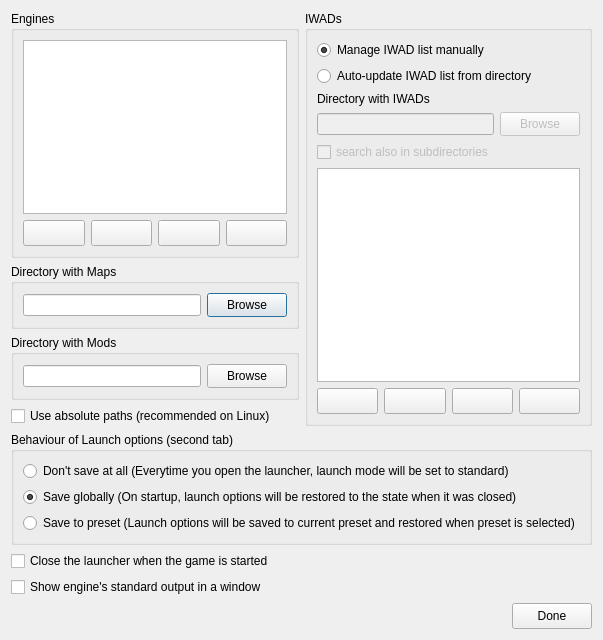
Before: the Qt Designer form Forms/SetupDialog.ui in Youda008/DoomRunner, drawn with Qt 5.
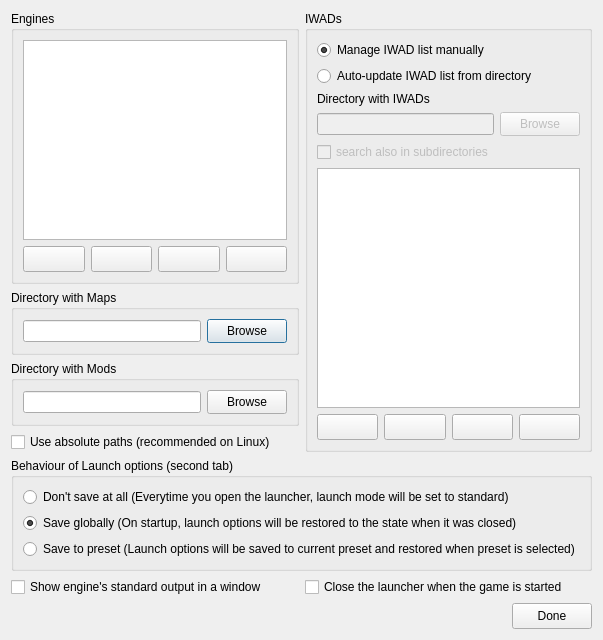
After: the same form once the commit is applied. Icons and pictures are not drawn. Custom widgets are drawn as their Qt base class.

What changed in the file:
```diff
--- a/Forms/SetupDialog.ui
+++ b/Forms/SetupDialog.ui
@@ -448,18 +448,22 @@
     </widget>
    </item>
    <item>
-    <widget class="QCheckBox" name="closeOnLaunchChkBox">
-     <property name="text">
-      <string>Close the launcher when the game is started</string>
-     </property>
-    </widget>
-   </item>
+    <layout class="QHBoxLayout" name="horizontalLayout_7">
    <item>
     <widget class="QCheckBox" name="showEngineOutputChkBox">
      <property name="text">
       <string>Show engine's standard output in a window</string>
      </property>
     </widget>
+     </item>
+     <item>
+      <widget class="QCheckBox" name="closeOnLaunchChkBox">
+       <property name="text">
+        <string>Close the launcher when the game is started</string>
+       </property>
+      </widget>
+     </item>
+    </layout>
    </item>
    <item>
     <layout class="QHBoxLayout" name="horizontalLayout">
```
Lines whose indentation alone changed are shown as unchanged.
